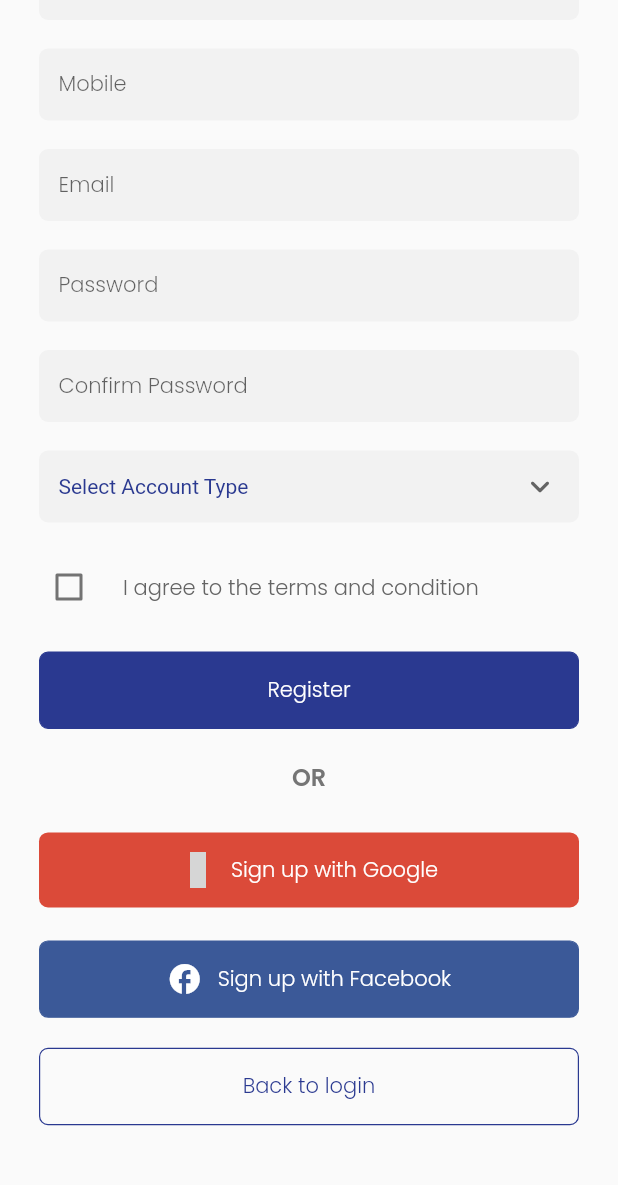
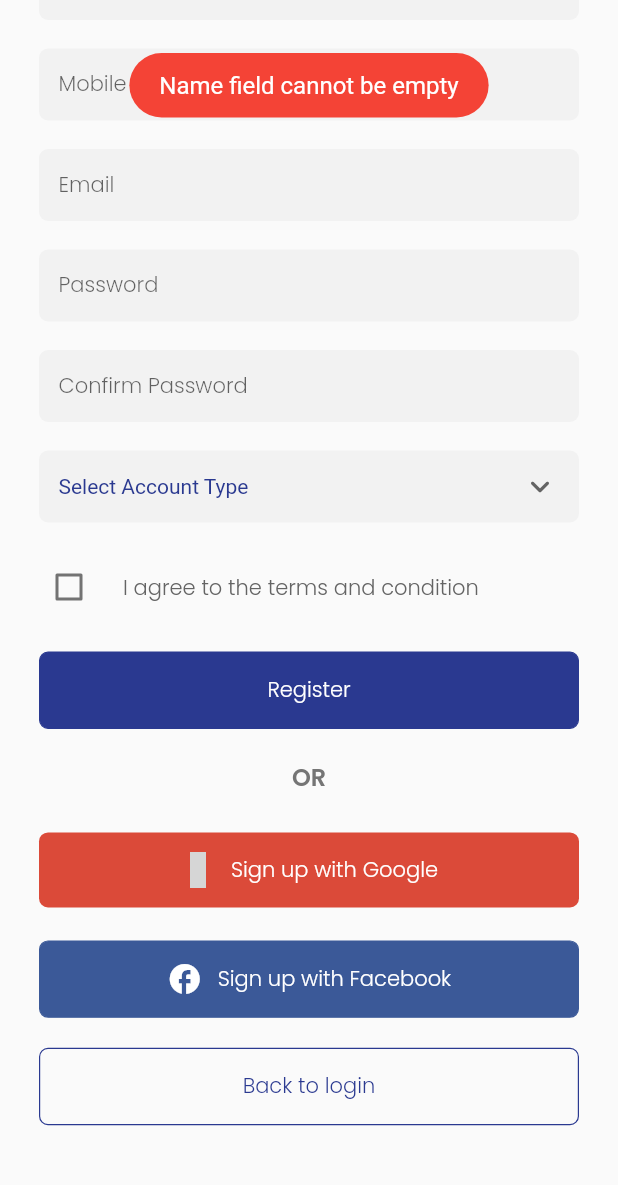
Before and after one commit to saleheen1/Bikroy-flutter, a Flutter app: the SignUpPage screen opened directly, scrolled down 100 dp, after a tap on "Register", on a phone screen of 412 x 824 dp, the part 43-1228 px from its top. Run offline on Flutter 3.47's test engine with Material 2 defaults, Android fonts, the light colour scheme and no system bars; our stand-ins replace eva_icons_flutter, flutter_html, fluttertoast, image_picker, page_transition; network calls fail; grey boxes are pictures that could not be loaded.

Commit message:
registration with validation working

```diff
--- a/lib/app/widgets/customButton.dart
+++ b/lib/app/widgets/customButton.dart
@@ -1,5 +1,7 @@
 import 'package:bikroy/app/constants/Constantcolors.dart';
+import 'package:bikroy/core/Controllers/register-controller.dart';
 import 'package:flutter/material.dart';
+import 'package:provider/provider.dart';
 
 class CustomButton extends StatelessWidget {
   final String text;
@@ -8,6 +10,7 @@ class CustomButton extends StatelessWidget {
   final bool hasIcon;
   final IconData icon;
   final Color color;
+  final bool isLoading;
 
   const CustomButton({
     Key? key,
@@ -17,6 +20,7 @@ class CustomButton extends StatelessWidget {
     this.hasIcon = false,
     this.icon = Icons.ac_unit,
     required this.color,
+    this.isLoading = false,
   }) : super(key: key);
 
   @override
@@ -60,6 +64,49 @@ class CustomButton extends StatelessWidget {
                                 ? ConstantColors().primaryColor
                                 : Colors.white),
                       ),
+                      // Consumer<RegisterController>(
+                      //     builder: (context, value, child) {
+                      //   return value.isloading == true
+                      //       ? Center(
+                      //           child: SizedBox(
+                      //             height: 36,
+                      //             child: CircularProgressIndicator(
+                      //               color: Colors.white,
+                      //             ),
+                      //           ),
+                      //         )
+                      //       : Text(
+                      //           text,
+                      //           style: TextStyle(
+                      //               color: outlineBtn
+                      //                   ? ConstantColors().primaryColor
+                      //                   : Colors.white),
+                      //         );
+                      // })
+                      // Visibility(
+                      //   visible: context.watch<RegisterController>().isloading
+                      //       ? false
+                      //       : true,
+                      //   child: Text(
+                      //     text,
+                      //     style: TextStyle(
+                      //         color: outlineBtn
+                      //             ? ConstantColors().primaryColor
+                      //             : Colors.white),
+                      //   ),
+                      // ),
+                      // Visibility(
+                      //     visible: context.watch<RegisterController>().isloading
+                      //         ? true
+                      //         : false,
+                      //     child: Center(
+                      //       child: SizedBox(
+                      //         height: 36,
+                      //         child: CircularProgressIndicator(
+                      //           color: Colors.white,
+                      //         ),
+                      //       ),
+                      //     )),
                     ],
                   ),
                 ),
--- a/lib/app/widgets/customInput.dart
+++ b/lib/app/widgets/customInput.dart
@@ -34,6 +34,7 @@ class CustomInput extends StatelessWidget {
           keyboardType:
               isNumberField ? TextInputType.number : TextInputType.text,
           focusNode: focusNode,
+
           onChanged: onChanged, //its's like saying onChanged:
           //(value){_userEmail/pass... = value} basically the value is sent to other page or in other words we are writing the function in other page referencing that function here
           onSubmitted: onSubmitted,
--- a/lib/core/Controllers/register-controller.dart
+++ b/lib/core/Controllers/register-controller.dart
@@ -1,8 +1,66 @@
+import 'package:bikroy/core/Models/Register-model.dart';
 import 'package:bikroy/core/Services/Register-service.dart';
+import 'package:bikroy/core/Services/helper.dart';
+import 'package:bikroy/meta/screens/Authentications/loginPage.dart';
+import 'package:flutter/material.dart';
 
-class RegisterController {
+class RegisterController with ChangeNotifier {
+  bool isloading = false;
+  void loadingCircle() {
+    isloading = true;
+    notifyListeners();
+  }
+
+  void makeLoadingFalse() {
+    print("visbility false function rannnnn");
+    isloading = false;
+    notifyListeners();
+  }
+
   void submitData(
-      String name, String mobile, String password, String email, String type) {
-    RegisterService().submitData(name, mobile, password, email, type);
+      String name,
+      String mobile,
+      String password,
+      String confirmPass,
+      String email,
+      String type,
+      bool checkedValue,
+      context) async {
+    if (name.isEmpty) {
+      Helper().flutterToast("Name field cannot be empty", Colors.red);
+    } else if (mobile.isEmpty) {
+      Helper().flutterToast("Mobile field cannot be empty", Colors.red);
+    } else if (mobile.length < 11 || mobile.length > 11) {
+      Helper().flutterToast("Invalid mobile number", Colors.red);
+    } else if (email.isEmpty) {
+      Helper().flutterToast("Email field cannot be empty", Colors.red);
+    } else if (!email.contains("@")) {
+      Helper().flutterToast("Invalid email", Colors.red);
+    } else if (password.isEmpty) {
+      Helper().flutterToast("Password field cannot be empty", Colors.red);
+    } else if (password.length < 6) {
+      Helper().flutterToast(
+          "Password must be at least 6 characters long", Colors.red);
+    } else if (confirmPass.isEmpty) {
+      Helper().flutterToast("Please enter password again", Colors.red);
+    } else if (password != confirmPass) {
+      Helper().flutterToast("Password didn't match", Colors.red);
+    } else if (int.parse(type) == 0) {
+      Helper().flutterToast("Please select account type", Colors.red);
+    } else if (checkedValue == false) {
+      Helper().flutterToast(
+          "You have to agree to our terms and condition to register",
+          Colors.red);
+    } else {
+      //if everything is fine then proceed with the registration
+      RegisterModel myData = await RegisterService()
+          .submitData(name, mobile, password, email, type);
+      if (myData.status == true) {
+        Helper().flutterToast(
+            "Registration Successful, Please login", Colors.green);
+        Navigator.pushReplacement(
+            context, MaterialPageRoute(builder: (context) => LoginPage()));
+      }
+    }
   }
 }
--- a/lib/core/Services/Register-service.dart
+++ b/lib/core/Services/Register-service.dart
@@ -20,6 +20,7 @@ class RegisterService {
     print("The data isssss: $data");
 
     var jsonData = jsonDecode(data);
-    print(RegisterModel.fromJson(jsonData));
+    var finalData = RegisterModel.fromJson(jsonData);
+    return finalData;
   }
 }
--- a/lib/core/Services/helper.dart
+++ b/lib/core/Services/helper.dart
@@ -8,8 +8,21 @@ import 'package:bikroy/meta/screens/Extras/privacyPolicy.dart';
 import 'package:bikroy/meta/screens/Extras/rules.dart';
 import 'package:bikroy/meta/screens/Posts/allPosts.dart';
 import 'package:flutter/material.dart';
+import 'package:fluttertoast/fluttertoast.dart';
 
 class Helper {
+  //show toast
+  void flutterToast(String title, Color color) {
+    Fluttertoast.showToast(
+        msg: title,
+        toastLength: Toast.LENGTH_LONG,
+        gravity: ToastGravity.TOP,
+        timeInSecForIosWeb: 1,
+        backgroundColor: color,
+        textColor: Colors.white,
+        fontSize: 16.0);
+  }
+
   Color highLightColor = Color(0xff2A3990);
 
   getColor(index) {
--- /dev/null
+++ b/lib/core/Services/login-service.dart
@@ -0,0 +1 @@
+class LoginService {}
--- a/lib/meta/screens/Authentications/signUpPage.dart
+++ b/lib/meta/screens/Authentications/signUpPage.dart
@@ -9,6 +9,7 @@ import 'package:bikroy/meta/screens/Home/landingPage.dart';
 import 'package:flutter/material.dart';
 import 'package:page_transition/page_transition.dart';
 import 'package:eva_icons_flutter/eva_icons_flutter.dart';
+import 'package:provider/provider.dart';
 
 class SignUpPage extends StatefulWidget {
   const SignUpPage({Key? key}) : super(key: key);
@@ -25,7 +26,6 @@ class _SignUpPageState extends State<SignUpPage>
   String _password = "";
   String _confirmPassword = "";
   String _email = "";
-  String _type = "";
 
   //account type list
   var _accountType = [
@@ -75,8 +75,13 @@ class _SignUpPageState extends State<SignUpPage>
   Widget build(BuildContext context) {
     return Scaffold(
       // resizeToAvoidBottomInset: false,
-      body: GestureDetector(
-        onTap: () => FocusManager.instance.primaryFocus?.unfocus(),
+      body: Listener(
+        onPointerDown: (_) {
+          FocusScopeNode currentFocus = FocusScope.of(context);
+          if (!currentFocus.hasPrimaryFocus) {
+            currentFocus.focusedChild?.unfocus();
+          }
+        },
         child: SafeArea(
           child: SingleChildScrollView(
             child: Padding(
@@ -165,7 +170,6 @@ class _SignUpPageState extends State<SignUpPage>
                     padding: EdgeInsets.symmetric(horizontal: 13),
                     decoration: BoxDecoration(
                       color: Color(0xfff2f2f2),
-                      // border: Border.all(color: ConstantColors().greySecondary),
                       borderRadius: BorderRadius.circular(6),
                     ),
                     child: DropdownButtonHideUnderline(
@@ -226,13 +230,16 @@ class _SignUpPageState extends State<SignUpPage>
                     color: ConstantColors().primaryColor,
                     outlineBtn: false,
                     onPressed: () {
-                      RegisterController().submitData(_name, _mobile, _password,
-                          _email, _selectedAccount.toString());
-                      // Navigator.push(
-                      //     context,
-                      //     PageTransition(
-                      //         child: LandingPage(),
-                      //         type: PageTransitionType.rightToLeft));
+                      // context.read<RegisterController>().loadingCircle();
+                      RegisterController().submitData(
+                          _name,
+                          _mobile,
+                          _password,
+                          _confirmPassword,
+                          _email,
+                          _selectedAccount.toString(),
+                          checkedValue,
+                          context);
                     },
                   ),
 
--- a/pubspec.yaml
+++ b/pubspec.yaml
@@ -26,6 +26,7 @@ dependencies:
   cupertino_icons: ^1.0.2
   eva_icons_flutter: ^3.0.0
   flutter_html: ^2.1.0
+  fluttertoast: ^8.0.7
   http: ^0.13.3
   image_picker: ^0.8.0+3
   page_transition: ^2.0.2
```
Also changed, not shown: lib/core/Controllers/login-controller.dart (added, +13 -0 lines), lib/main.dart (+9 -5 lines), lib/meta/screens/Authentications/loginPage.dart (+7 -2 lines), pubspec.lock.
